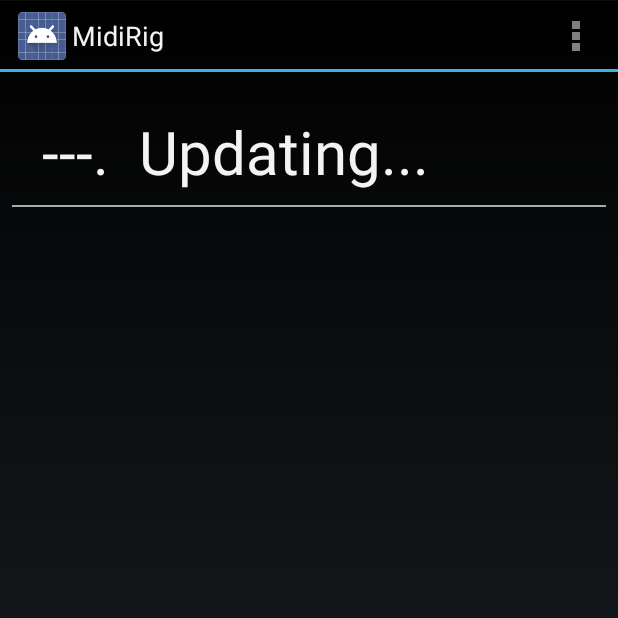
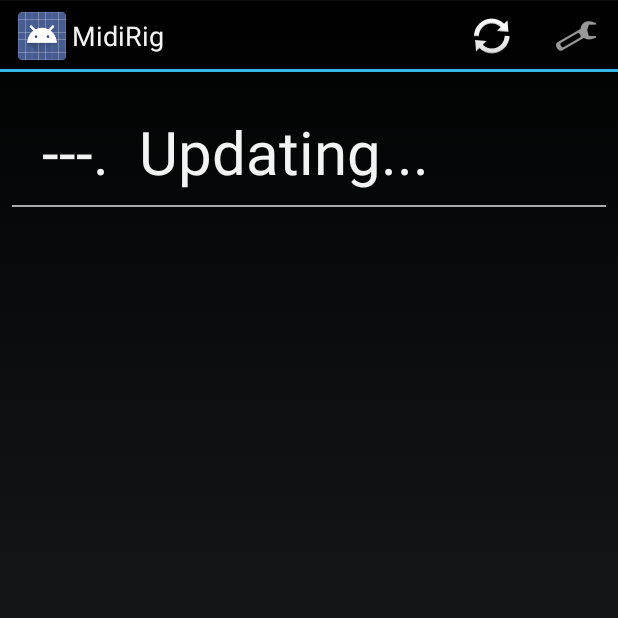
Before and after one commit to reobald/AndroidLiveDings, an Android app: the screen it shows after launch (MainActivity), on a phone screen of 412 x 824 dp, the top half of it. Run offline under Robolectric (Android 15) with nearby library versions, the phone set to English and light mode, and no system bars; libraries missing offline, so code that uses them is left out: com.illposed.osc; 7 statements that could not run were skipped.

Commit message:
Adding "Refresh" option to action bar

```diff
--- a/app/src/main/java/com/electrophone/midirig/MainActivity.java
+++ b/app/src/main/java/com/electrophone/midirig/MainActivity.java
@@ -93,6 +93,8 @@ public class MainActivity extends Activity implements LogConstant {
             case R.id.settings:
                 Intent i = new Intent(com.electrophone.midirig.MainActivity.this, com.electrophone.midirig.SettingsActivity.class);
                 startActivity(i);
+            case R.id.refresh:
+                transmitQuery();
             default:
                 return super.onOptionsItemSelected(item);
         }
--- a/app/src/main/res/menu/menu.xml
+++ b/app/src/main/res/menu/menu.xml
@@ -2,7 +2,15 @@
 <menu xmlns:android="http://schemas.android.com/apk/res/android"
     xmlns:tools="http://schemas.android.com/tools">
     <item
+        android:id="@+id/refresh"
+        android:icon="@android:drawable/ic_popup_sync"
+        android:showAsAction="ifRoom"
+        android:title="@string/menu_item_refresh_title"
+        tools:ignore="AppCompatResource" />
+    <item
         android:id="@+id/settings"
+        android:icon="@android:drawable/ic_menu_preferences"
+        android:showAsAction="ifRoom"
         android:title="@string/menu_item_settings_title"
         tools:ignore="AppCompatResource" />
 </menu>
--- a/app/src/main/res/values/strings.xml
+++ b/app/src/main/res/values/strings.xml
@@ -2,6 +2,7 @@
     <string name="app_name">MidiRig</string>
 
     <string name="menu_item_settings_title">Settings</string>
+    <string name="menu_item_refresh_title">Refresh</string>
 
     <string name="pref_osc_remote_host_title">Midirig host IP address</string>
     <string name="pref_osc_remote_host_summary"></string>
```
